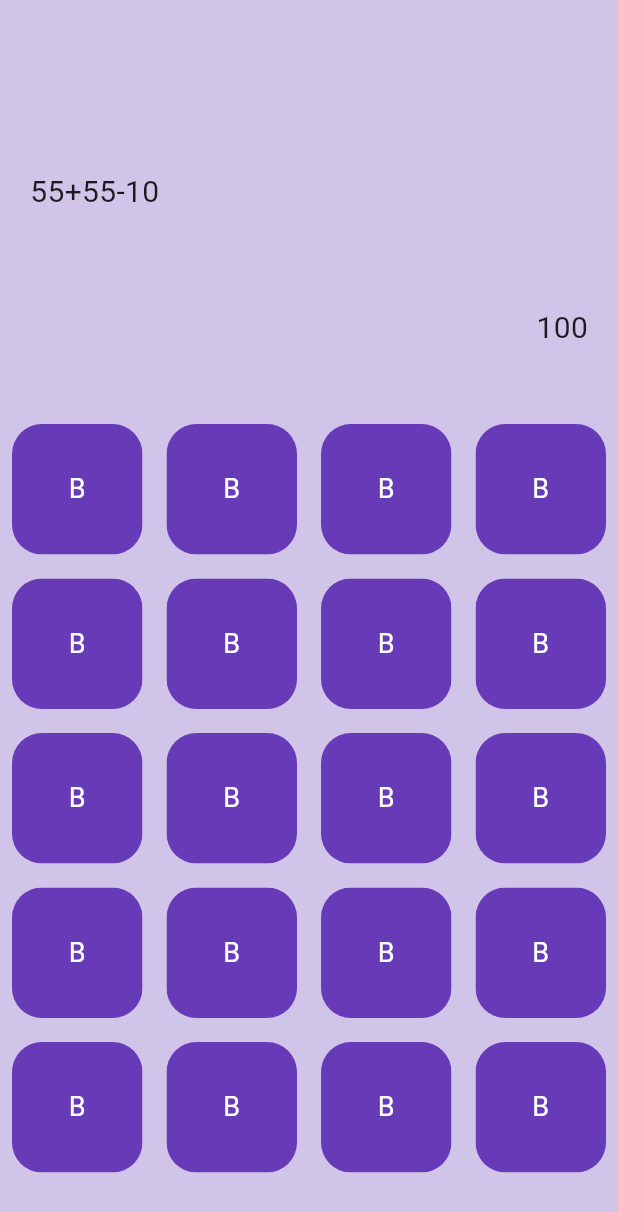
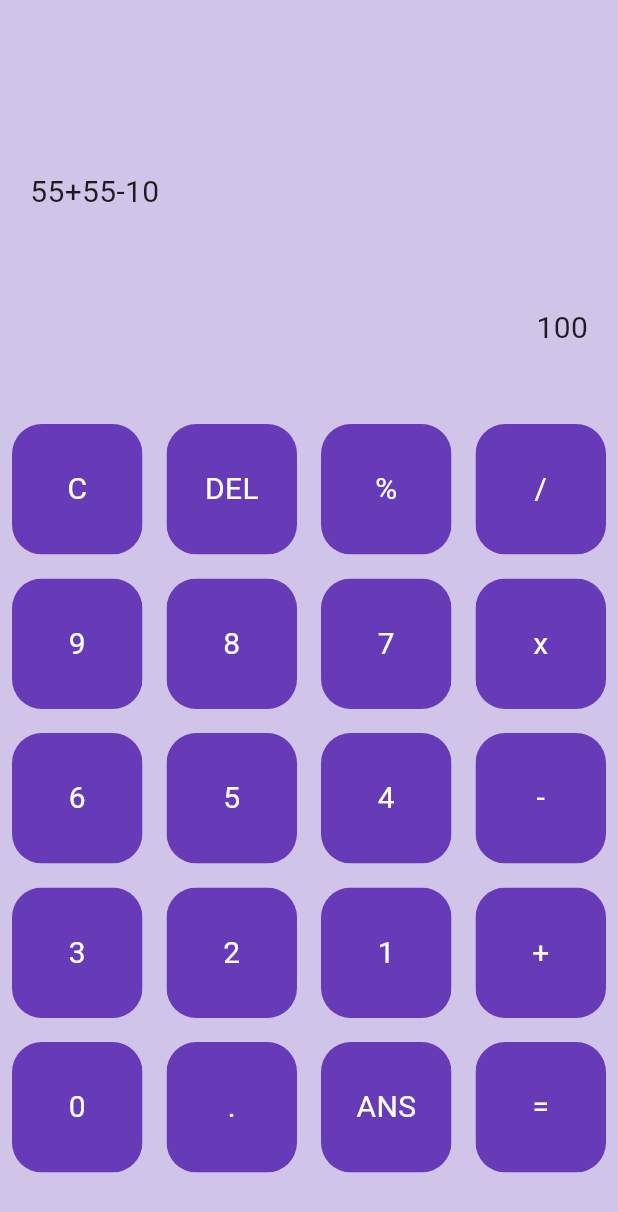
Before and after one commit to Mostafa-Moin26/Simple-Calculator-Using-Flutter, a Flutter app: the screen it shows after launch, on a phone screen of 412 x 824 dp. Shown: the top 1212 px of the screen. Run offline on Flutter 3.47's test engine with Material 3 defaults, Android fonts, the phone set to English and light mode, and no system bars.

Commit message:
button list added

```diff
--- a/lib/buttons.dart
+++ b/lib/buttons.dart
@@ -1,7 +1,16 @@
 import 'package:flutter/material.dart';
 
 class MyButtons extends StatelessWidget {
-  const MyButtons({super.key});
+  final Color buttonColor;
+  final Color textColor;
+  final String buttonText;
+
+  const MyButtons({
+    super.key,
+    required this.buttonColor,
+    required this.textColor,
+    required this.buttonText,
+  });
 
   @override
   Widget build(BuildContext context) {
@@ -10,13 +19,13 @@ class MyButtons extends StatelessWidget {
       child: ClipRRect(
         borderRadius: BorderRadius.circular(20),
         child: Container(
-          color: Colors.deepPurple,
+          color: buttonColor,
           child: Center(
             child: Text(
-              'B',
+              buttonText,
               style: TextStyle(
-                fontSize: 18,
-                color: Colors.white,
+                fontSize: 20,
+                color: textColor,
               ),
             ),
           ),
--- a/lib/home_page.dart
+++ b/lib/home_page.dart
@@ -9,6 +9,28 @@ class HomePage extends StatefulWidget {
 }
 
 class _HomePageState extends State<HomePage> {
+  final List<String> buttons = [
+    'C',
+    'DEL',
+    '%',
+    '/',
+    '9',
+    '8',
+    '7',
+    'x',
+    '6',
+    '5',
+    '4',
+    '-',
+    '3',
+    '2',
+    '1',
+    '+',
+    '0',
+    '.',
+    'ANS',
+    '=',
+  ];
   @override
   Widget build(BuildContext context) {
     return Scaffold(
@@ -44,11 +66,15 @@ class _HomePageState extends State<HomePage> {
           Expanded(
               flex: 2,
               child: GridView.builder(
-                  itemCount: 20,
-                  gridDelegate: SliverGridDelegateWithFixedCrossAxisCount(
+                  itemCount: buttons.length,
+                  gridDelegate: const SliverGridDelegateWithFixedCrossAxisCount(
                       crossAxisCount: 4),
                   itemBuilder: (BuildContext context, int index) {
-                    return MyButtons();
+                    return MyButtons(
+                      buttonColor: Colors.deepPurple,
+                      textColor: Colors.white,
+                      buttonText: buttons[index],
+                    );
                   }))
         ],
       ),
```
